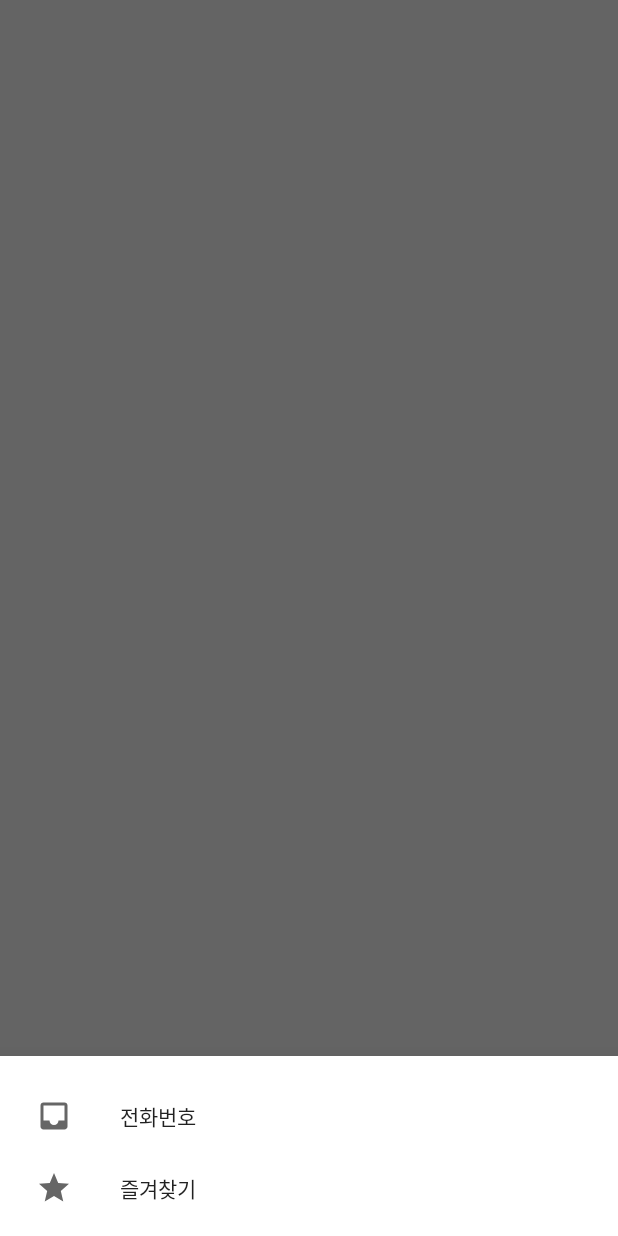
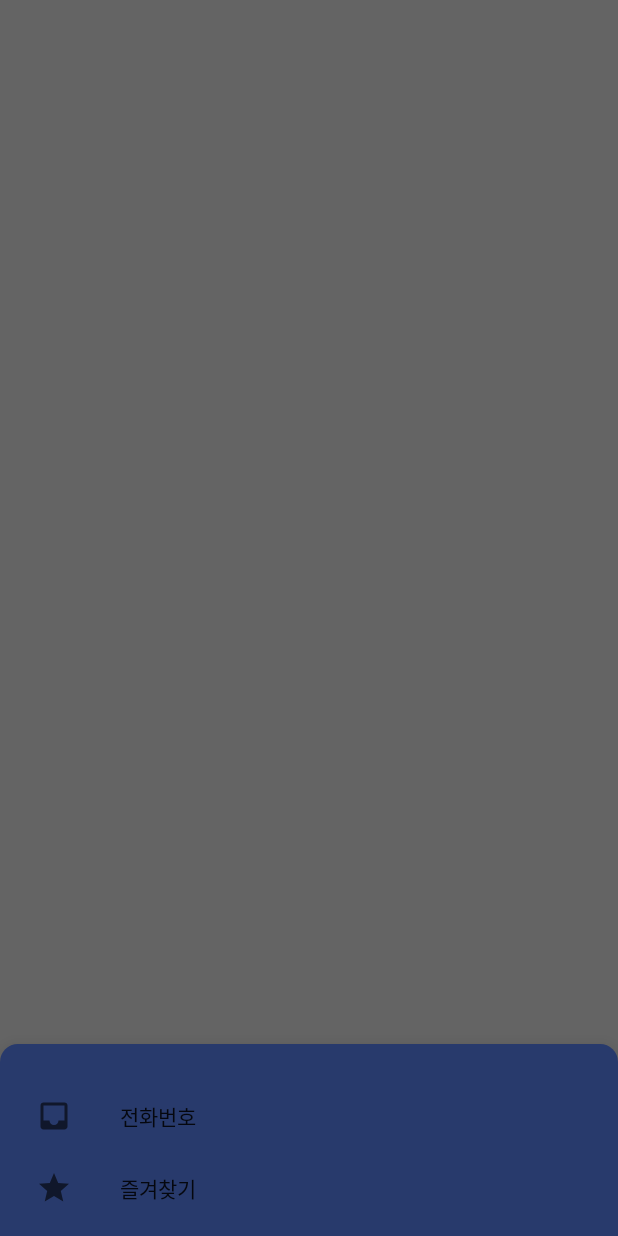
Before and after one commit to choo827/Telemo, an Android app: the fragment BottomNavigationDrawerFragment placed in its activity, on a phone screen of 412 x 824 dp. Run offline under Robolectric (Android 15) with nearby library versions, the phone set to English and light mode, and no system bars.

Commit message:
bottom navigation 코너 둥글게 하기

```diff
--- a/app/src/main/java/com/choo827/telemo/BottomNavFragment.kt
+++ b/app/src/main/java/com/choo827/telemo/BottomNavFragment.kt
@@ -17,7 +17,7 @@ import kotlinx.android.synthetic.main.fragment_bottom_nav.*
  * A simple [Fragment] subclass.
  *
  */
-class BottomNavigationDrawerFragment: BottomSheetDialogFragment() {
+class BottomNavigationDrawerFragment: RoundedBottomSheetDialogFragment() {
 
     override fun onCreateView(inflater: LayoutInflater, container: ViewGroup?, savedInstanceState: Bundle?): View? {
         return inflater.inflate(R.layout.fragment_bottom_nav, container, false)
--- /dev/null
+++ b/app/src/main/java/com/choo827/telemo/RoundedBottomSheetDialogFragment.kt
@@ -0,0 +1,14 @@
+package com.choo827.telemo
+
+import android.app.Dialog
+import android.os.Bundle
+import com.google.android.material.bottomsheet.BottomSheetDialog
+import com.google.android.material.bottomsheet.BottomSheetDialogFragment
+
+open class RoundedBottomSheetDialogFragment : BottomSheetDialogFragment() {
+
+    override fun getTheme(): Int = R.style.BottomSheetDialogTheme
+
+    override fun onCreateDialog(savedInstanceState: Bundle?): Dialog = BottomSheetDialog(requireContext(), theme)
+
+}
--- /dev/null
+++ b/app/src/main/res/drawable/bottom_nav_corner.xml
@@ -0,0 +1,9 @@
+<?xml version="1.0" encoding="utf-8"?>
+<shape xmlns:android="http://schemas.android.com/apk/res/android"
+       android:shape="rectangle">
+    <corners
+            android:topLeftRadius="12dp"
+            android:topRightRadius="12dp"/>
+    <padding android:top="8dp"/>
+    <solid android:color="@color/colorPrimary"/>
+</shape>
--- a/app/src/main/res/layout/activity_main.xml
+++ b/app/src/main/res/layout/activity_main.xml
@@ -12,6 +12,8 @@
     <com.google.android.material.bottomappbar.BottomAppBar
             android:id="@+id/bottomAppBar"
             android:layout_width="match_parent"
+            app:fabCradleRoundedCornerRadius="4dp"
+            app:fabCradleMargin="8dp"
             android:layout_height="?actionBarSize"
             android:layout_gravity="bottom"
             app:backgroundTint="@color/colorPrimary"
--- a/app/src/main/res/layout/fragment_bottom_nav.xml
+++ b/app/src/main/res/layout/fragment_bottom_nav.xml
@@ -1,7 +1,6 @@
 <?xml version="1.0" encoding="utf-8"?>
 <androidx.constraintlayout.widget.ConstraintLayout
         xmlns:app="http://schemas.android.com/apk/res-auto"
-        xmlns:tools="http://schemas.android.com/tools"
         xmlns:android="http://schemas.android.com/apk/res/android"
         android:layout_width="match_parent"
         android:layout_height="wrap_content">
--- a/app/src/main/res/values/styles.xml
+++ b/app/src/main/res/values/styles.xml
@@ -8,4 +8,15 @@
         <item name="colorAccent">@color/colorAccent</item>
     </style>
 
+    <style name="BottomSheet" parent="@style/Widget.Design.BottomSheet.Modal">
+        <item name="android:background">@drawable/bottom_nav_corner</item>
+    </style>
+
+    <style name="BaseBottomSheetDialog" parent="@style/Theme.Design.Light.BottomSheetDialog">
+        <item name="android:windowIsFloating">false</item>
+        <item name="bottomSheetStyle">@style/BottomSheet</item>
+    </style>
+
+    <style name="BottomSheetDialogTheme" parent="BaseBottomSheetDialog" />
+
 </resources>
```
